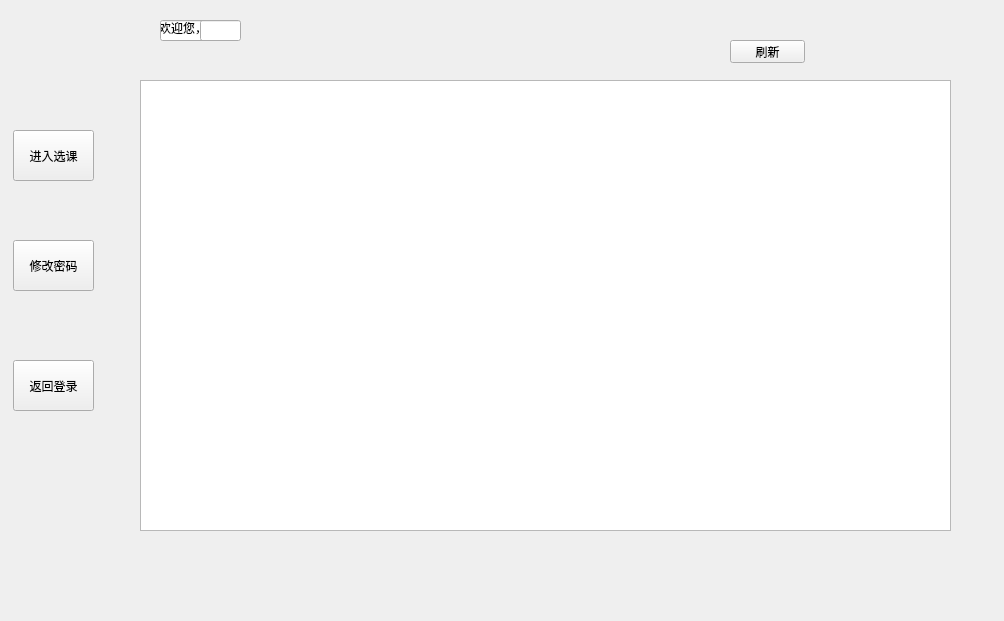
First picture: the form in timetable.ui, repository breadog/Course_selection_system, before the edit.
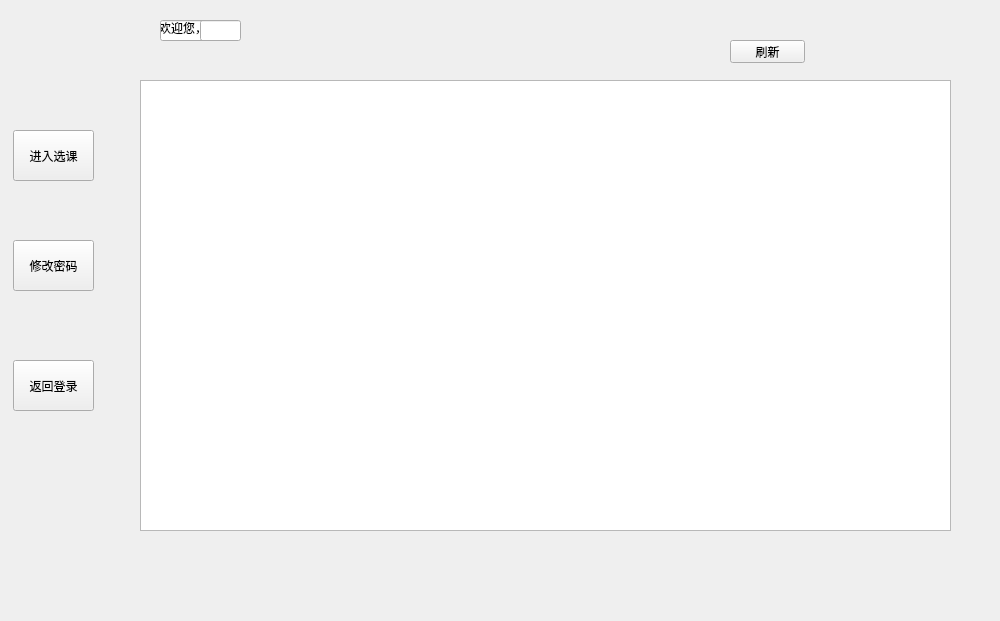
Second picture: the form after the edit.

What changed in the file:
```diff
--- a/timetable.ui
+++ b/timetable.ui
@@ -6,7 +6,7 @@
    <rect>
     <x>0</x>
     <y>0</y>
-    <width>1004</width>
+    <width>1000</width>
     <height>621</height>
    </rect>
   </property>
```
